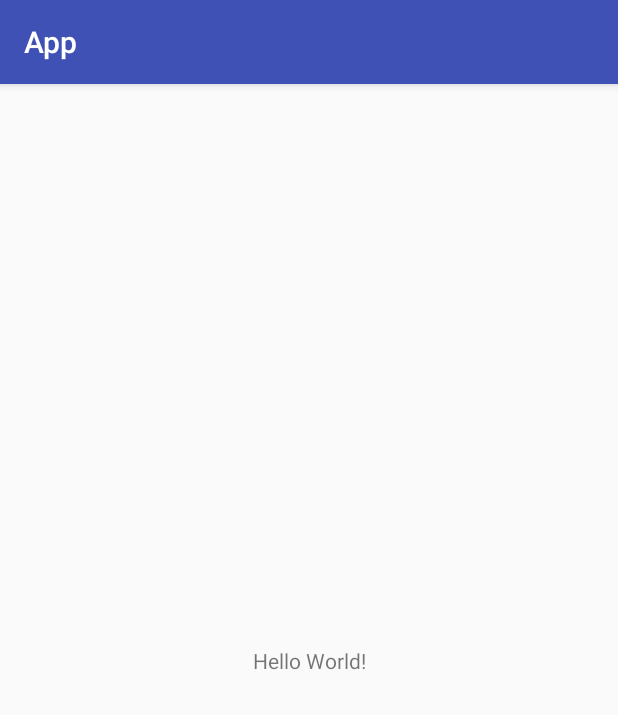
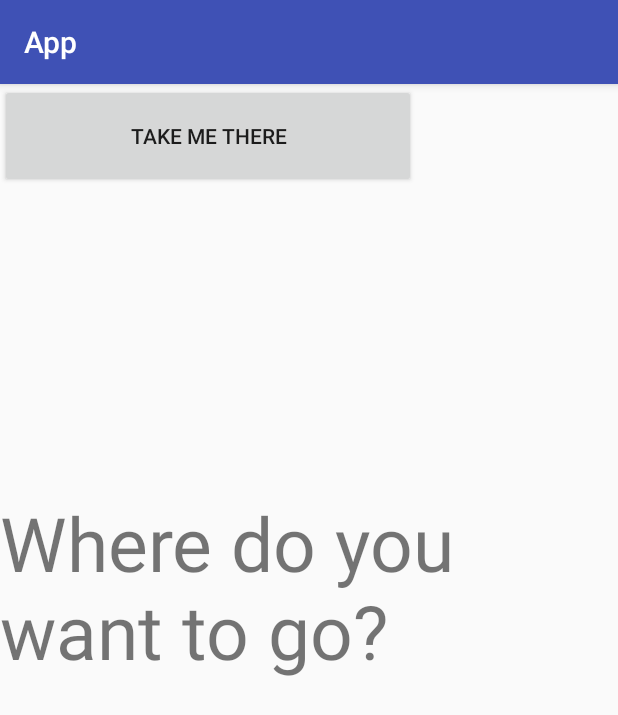
Before and after one commit to AudreyBeard/VirtuvisoR, an Android app: the screen it shows after launch (MainActivity), on a phone screen of 412 x 824 dp. Shown: the top 715 px of the screen. Run offline under Robolectric (Android 15) with nearby library versions, the phone set to English and light mode, and no system bars.

Commit message:
added map activity

```diff
--- a/app/build.gradle
+++ b/app/build.gradle
@@ -26,5 +26,6 @@ dependencies {
     })
     compile 'com.android.support:appcompat-v7:26.+'
     compile 'com.android.support.constraint:constraint-layout:1.0.2'
+    compile 'com.google.android.gms:play-services-maps:11.0.4'
     testCompile 'junit:junit:4.12'
 }
--- a/app/src/main/java/com/example/su_ange/app/MainActivity.java
+++ b/app/src/main/java/com/example/su_ange/app/MainActivity.java
@@ -1,13 +1,31 @@
 package com.example.su_ange.app;
 
+import android.content.Intent;
 import android.support.v7.app.AppCompatActivity;
 import android.os.Bundle;
+import android.view.View;
+import android.widget.Button;
 
-public class MainActivity extends AppCompatActivity {
+import static android.R.attr.button;
+
+public class MainActivity extends AppCompatActivity implements View.OnClickListener {
+
+    private Button button;
 
     @Override
     protected void onCreate(Bundle savedInstanceState) {
         super.onCreate(savedInstanceState);
         setContentView(R.layout.activity_main);
+
+        button = (Button) findViewById(R.id.button);
+        button.setOnClickListener(this);
+    }
+
+    @Override
+    public void onClick(View view) {
+        Intent intent;
+        intent = new Intent(this, MapsActivity.class);
+        startActivity(intent);
+
     }
 }
--- a/app/src/main/res/layout/activity_main.xml
+++ b/app/src/main/res/layout/activity_main.xml
@@ -9,10 +9,21 @@
     <TextView
         android:layout_width="wrap_content"
         android:layout_height="wrap_content"
-        android:text="Hello World!"
+        android:text="Where do you want to go?"
+        android:textSize="50dp"
         app:layout_constraintBottom_toBottomOf="parent"
         app:layout_constraintLeft_toLeftOf="parent"
         app:layout_constraintRight_toRightOf="parent"
-        app:layout_constraintTop_toTopOf="parent" />
+        app:layout_constraintTop_toTopOf="parent"
+        app:layout_constraintHorizontal_bias="0.936"
+        app:layout_constraintVertical_bias="0.424" />
+
+    <Button
+        android:id="@+id/button"
+        android:layout_width="277dp"
+        android:layout_height="69dp"
+        android:text="Take me there"
+        tools:layout_editor_absoluteX="196dp"
+        tools:layout_editor_absoluteY="222dp" />
 
 </android.support.constraint.ConstraintLayout>
--- a/app/src/main/res/values/strings.xml
+++ b/app/src/main/res/values/strings.xml
@@ -1,3 +1,4 @@
 <resources>
     <string name="app_name">App</string>
+    <string name="title_activity_maps">Map</string>
 </resources>
```
Also changed, not shown: app/src/debug/res/values/google_maps_api.xml (added, +26 -0 lines), app/src/main/AndroidManifest.xml (+22 -0 lines), app/src/main/java/com/example/su_ange/app/MapsActivity.java (added, +46 -0 lines), app/src/main/res/layout/activity_maps.xml (added, +8 -0 lines), 1 other file.
